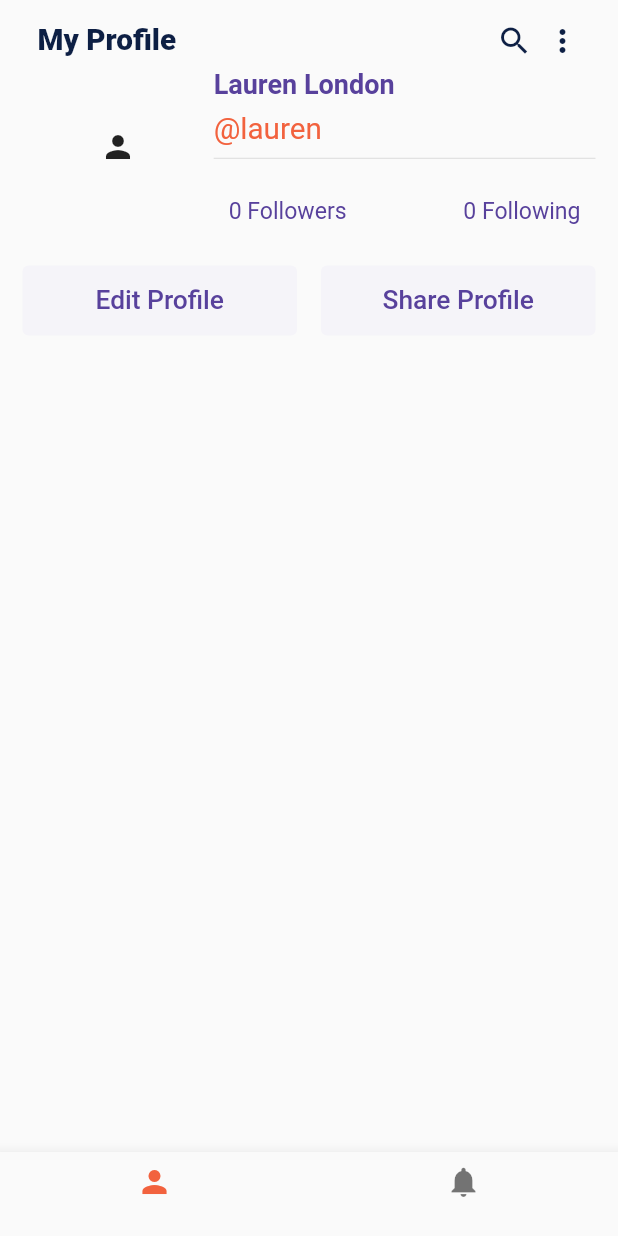
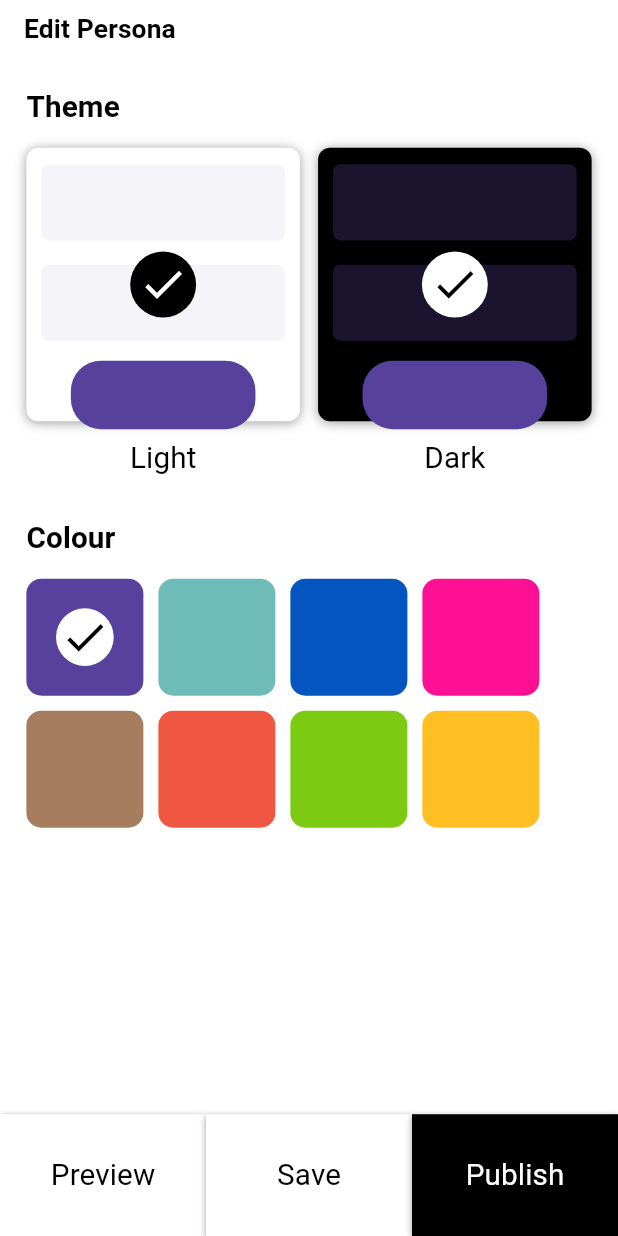
Before and after one commit to atsign-foundation/at_wavi_app, a Flutter app: the screen it shows after launch, on a phone screen of 412 x 824 dp. Run offline on Flutter 3.47's test engine with Material 2 defaults, Android fonts, the light colour scheme and no system bars.

Commit message:
Added edit_persona class, colors and textstyles

```diff
--- a/lib/app.dart
+++ b/lib/app.dart
@@ -1,3 +1,4 @@
+import 'package:at_wavi_app/screens/edit_persona/edit_persona.dart';
 import 'package:at_wavi_app/screens/home/home.dart';
 import 'package:flutter/material.dart';
 
@@ -10,7 +11,7 @@ class MyApp extends StatelessWidget {
         primarySwatch: Colors.blue,
       ),
       debugShowCheckedModeBanner: false,
-      home: HomeScreen(),
+      home: EditPersona(),
     );
   }
 }
--- /dev/null
+++ b/lib/screens/edit_persona/edit_persona.dart
@@ -0,0 +1,237 @@
+import 'package:at_wavi_app/services/size_config.dart';
+import 'package:at_wavi_app/utils/colors.dart';
+import 'package:at_wavi_app/utils/text_styles.dart';
+import 'package:flutter/material.dart';
+
+class EditPersona extends StatefulWidget {
+  const EditPersona({Key? key}) : super(key: key);
+
+  @override
+  _EditPersonaState createState() => _EditPersonaState();
+}
+
+class _EditPersonaState extends State<EditPersona> {
+  List<Color> _colors = [
+    ColorConstants.purple,
+    ColorConstants.peach,
+    ColorConstants.blue,
+    ColorConstants.solidPink,
+    ColorConstants.fadedBrown,
+    ColorConstants.solidOrange,
+    ColorConstants.solidLightGreen,
+    ColorConstants.solidYellow,
+  ];
+
+  Color _selectedColor = ColorConstants.purple;
+
+  @override
+  Widget build(BuildContext context) {
+    SizeConfig().init(context);
+    return Scaffold(
+        bottomSheet: _bottomSheet(),
+        backgroundColor: ColorConstants.white,
+        appBar: AppBar(
+          toolbarHeight: 40,
+          title: Text(
+            'Edit Persona',
+            style: CustomTextStyles.blackBold(size: 16),
+          ),
+          centerTitle: false,
+          backgroundColor: ColorConstants.white,
+          elevation: 0,
+        ),
+        body: Padding(
+          padding: EdgeInsets.symmetric(horizontal: 16.toWidth),
+          child: Column(
+            crossAxisAlignment: CrossAxisAlignment.start,
+            children: [
+              SizedBox(height: 20.toHeight),
+              Text(
+                'Theme',
+                style: CustomTextStyles.blackBold(size: 18),
+              ),
+              SizedBox(height: 15.toHeight),
+              Row(
+                mainAxisAlignment: MainAxisAlignment.spaceBetween,
+                children: [
+                  Column(
+                    children: [
+                      _themeCard(),
+                      SizedBox(height: 13.toHeight),
+                      Text(
+                        'Light',
+                        style: CustomTextStyles.black(size: 18),
+                      ),
+                    ],
+                  ),
+                  Column(
+                    children: [
+                      _themeCard(isDark: true),
+                      SizedBox(height: 13.toHeight),
+                      Text(
+                        'Dark',
+                        style: CustomTextStyles.black(size: 18),
+                      ),
+                    ],
+                  ),
+                ],
+              ),
+              SizedBox(height: 30.toHeight),
+              Text(
+                'Colour',
+                style: CustomTextStyles.blackBold(size: 18),
+              ),
+              SizedBox(height: 15.toHeight),
+              Wrap(
+                alignment: WrapAlignment.start,
+                runAlignment: WrapAlignment.start,
+                runSpacing: 10.0,
+                spacing: 10.0,
+                children: _colors.map((_color) {
+                  return Stack(
+                    alignment: Alignment.center,
+                    children: [
+                      _rectangle(
+                          width: 78,
+                          height: 78,
+                          color: _color,
+                          roundedCorner: 10),
+                      _color == _selectedColor
+                          ? Positioned(
+                              child: _circularDoneIcon(
+                                  isDark: true, size: 35.toWidth))
+                          : SizedBox()
+                    ],
+                  );
+                }).toList(),
+              )
+            ],
+          ),
+        ));
+  }
+
+  Widget _bottomSheet() {
+    return Row(
+      children: [
+        _bottomSheetButton('Preview'),
+        _bottomSheetButton('Save'),
+        _bottomSheetButton('Publish', isDark: true),
+      ],
+    );
+  }
+
+  Widget _bottomSheetButton(String _text, {bool isDark = false}) {
+    return Expanded(
+      child: Container(
+        height: 80.toHeight,
+        alignment: Alignment.center,
+        decoration: BoxDecoration(
+            color: isDark ? ColorConstants.black : ColorConstants.white,
+            boxShadow: [
+              BoxShadow(
+                color: Colors.grey,
+                offset: Offset(0.0, 1.0),
+                blurRadius: 3.0,
+              ),
+            ]),
+        child: Text(_text,
+            style: isDark
+                ? CustomTextStyles.white(size: 18)
+                : CustomTextStyles.black(size: 18)),
+      ),
+    );
+  }
+
+  Widget _themeCard({bool isDark = false}) {
+    return Container(
+      width: 166.toWidth,
+      height: 166.toWidth,
+      decoration: BoxDecoration(
+          color: isDark ? ColorConstants.black : ColorConstants.white,
+          borderRadius: BorderRadius.circular(8),
+          boxShadow: [
+            BoxShadow(
+              color: Colors.grey,
+              offset: Offset(0.0, 1.0),
+              blurRadius: 6.0,
+            ),
+          ]),
+      padding: EdgeInsets.fromLTRB(10, 11, 10, 11),
+      child: Stack(
+        alignment: Alignment.center,
+        children: [
+          Column(
+            children: [
+              _rectangle(
+                color: isDark
+                    ? ColorConstants.purpleShade2
+                    : ColorConstants.purpleShade1,
+                opacity: isDark ? 0.3 : 1,
+              ),
+              SizedBox(
+                height: 16.toHeight,
+              ),
+              _rectangle(
+                color: isDark
+                    ? ColorConstants.purpleShade2
+                    : ColorConstants.purpleShade1,
+                opacity: isDark ? 0.3 : 1,
+              ),
+              SizedBox(
+                height: 13.toHeight,
+              ),
+              _button(),
+            ],
+          ),
+          Positioned(child: _circularDoneIcon(isDark: isDark))
+        ],
+      ),
+    );
+  }
+
+  Widget _rectangle(
+      {double? width,
+      double? height,
+      Color? color,
+      double? opacity,
+      double? roundedCorner}) {
+    return Opacity(
+      opacity: opacity ?? 1,
+      child: Container(
+        width: width ?? 150.toWidth,
+        height: height ?? 50.toHeight,
+        decoration: BoxDecoration(
+          color: color ?? ColorConstants.purpleShade1,
+          borderRadius: BorderRadius.circular(roundedCorner ?? 5),
+        ),
+      ),
+    );
+  }
+
+  Widget _button() {
+    return Container(
+      width: 112.toWidth,
+      height: 45.toHeight,
+      decoration: BoxDecoration(
+        color: ColorConstants.purpleShade2,
+        borderRadius: BorderRadius.circular(20),
+      ),
+    );
+  }
+
+  Widget _circularDoneIcon({bool isDark = false, double? size}) {
+    return Container(
+      width: size ?? 40.toWidth,
+      height: size ?? 40.toWidth,
+      decoration: BoxDecoration(
+        color: isDark ? ColorConstants.white : ColorConstants.black,
+        borderRadius: BorderRadius.circular(35.toHeight),
+      ),
+      child: Icon(
+        Icons.done,
+        color: isDark ? ColorConstants.black : ColorConstants.white,
+        size: 30.toFont,
+      ),
+    );
+  }
+}
--- a/lib/utils/colors.dart
+++ b/lib/utils/colors.dart
@@ -2,6 +2,20 @@ import 'package:flutter/material.dart';
 
 class ColorConstants {
   static const Color orange = Color(0xFFF2623E);
+  static const Color white = Colors.white;
+  static const Color black = Colors.black;
   static const purple = Color(0xFF58419C);
   static const darkBlue = Color(0xFF0D1F44);
+
+  static const peach = Color(0xFF6EBCB7);
+  static const blue = Color(0xFF0455BF);
+  static const solidPink = Color(0xFFFE1094);
+  static const fadedBrown = Color(0xFFA77D60);
+  static const solidOrange = Color(0xFFEF5743);
+  static const solidLightGreen = Color(0xFF7CCB12);
+  static const solidYellow = Color(0xFFFFBE21);
+
+  /// Purple Shades
+  static const purpleShade1 = Color(0xFFF5F4F9);
+  static const purpleShade2 = Color(0xFF58419C);
 }
--- /dev/null
+++ b/lib/utils/text_styles.dart
@@ -0,0 +1,29 @@
+import 'package:at_wavi_app/utils/colors.dart';
+import 'package:flutter/material.dart';
+import 'package:at_wavi_app/services/size_config.dart';
+
+class CustomTextStyles {
+  static TextStyle white({int size = 16}) => TextStyle(
+      color: ColorConstants.white,
+      fontSize: size.toFont,
+      letterSpacing: 0.1,
+      fontWeight: FontWeight.normal);
+
+  static TextStyle whiteBold({int size = 16}) => TextStyle(
+      color: ColorConstants.white,
+      fontSize: size.toFont,
+      letterSpacing: 0.1,
+      fontWeight: FontWeight.bold);
+
+  static TextStyle black({int size = 16}) => TextStyle(
+      color: ColorConstants.black,
+      fontSize: size.toFont,
+      letterSpacing: 0.1,
+      fontWeight: FontWeight.normal);
+
+  static TextStyle blackBold({int size = 16}) => TextStyle(
+      color: ColorConstants.black,
+      fontSize: size.toFont,
+      letterSpacing: 0.1,
+      fontWeight: FontWeight.bold);
+}
```
Also changed, not shown: pubspec.lock.
